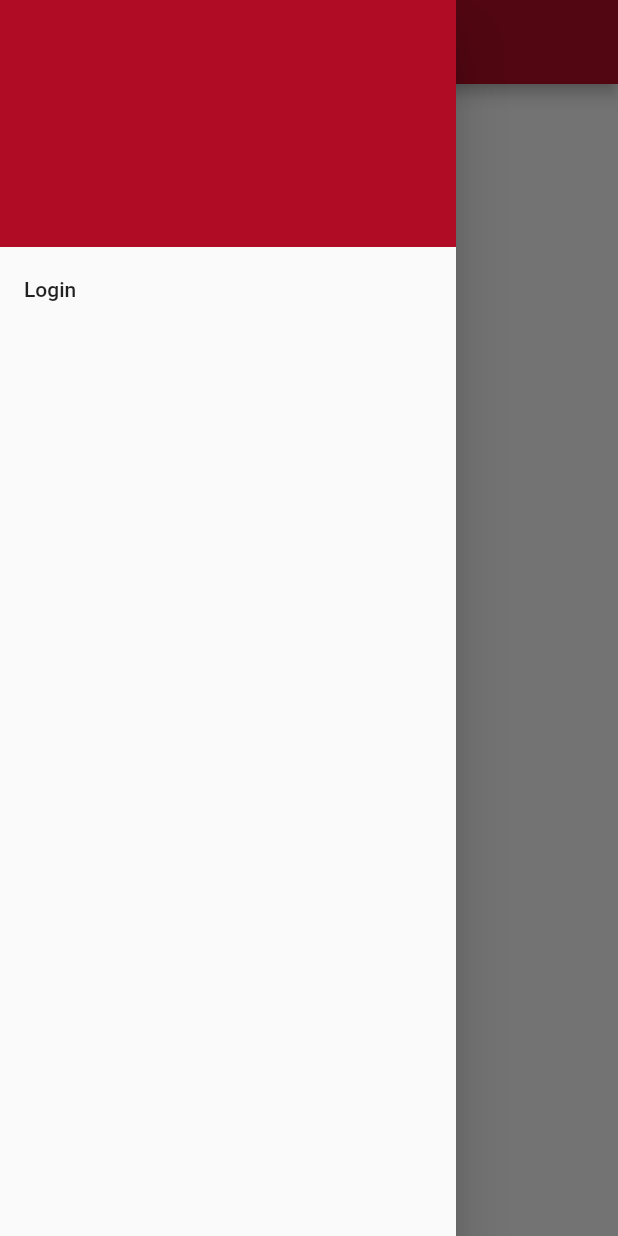
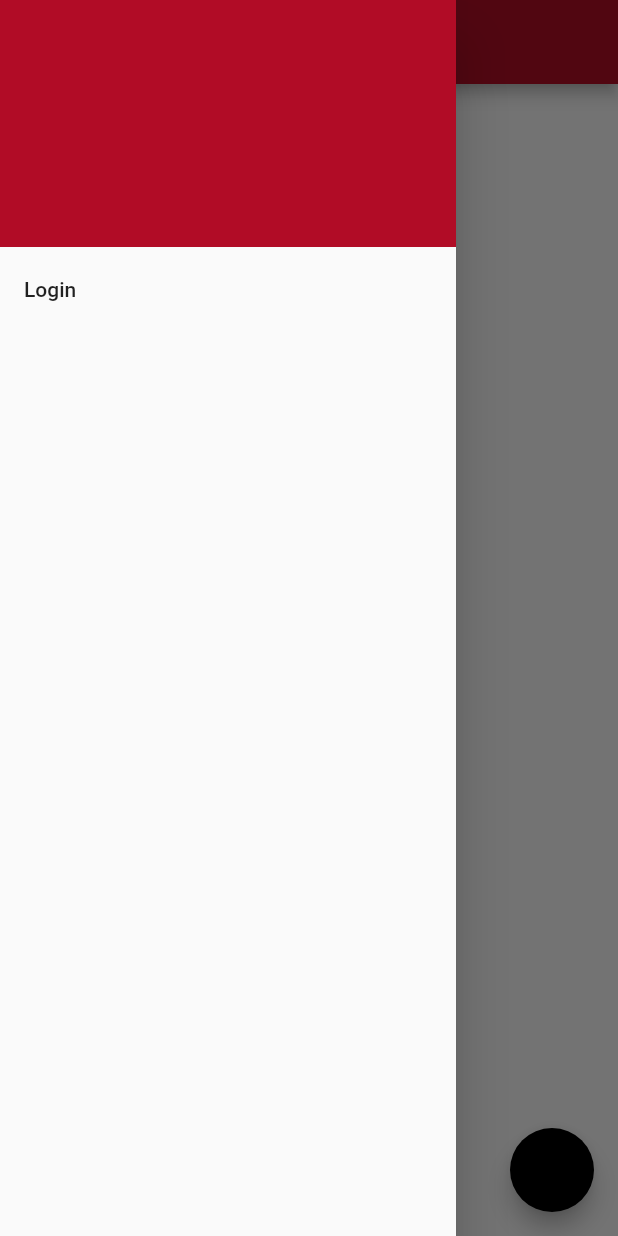
Before and after one commit to LibreUniTnApp/LibreUniTn, a Flutter app: the screen it shows after launch, with the side drawer open, on a phone screen of 412 x 824 dp. Run offline on Flutter 3.47's test engine with Material 2 defaults, Android fonts, the phone set to English and light mode, and no system bars; our stand-ins replace flutter_secure_storage; missing offline and left inert: dart_json_mapper, flutter_appauth.

Commit message:
Moved ClientProvider in WidgetsApp/MaterialApp builder, so it's easier to gather current locale

```diff
--- a/lib/main.dart
+++ b/lib/main.dart
@@ -44,8 +44,7 @@ class Application extends StatelessWidget {
   Widget build(BuildContext context) {
     /* final logger = Logger('App');
      * logger.finest(() => 'Building with theme $theme'); */
-    return ClientProvider(
-      child: MaterialApp(
+    return MaterialApp(
       title: 'LibreUniTn',
       theme: themes.lightTheme,
       localizationsDelegates: const [
@@ -57,8 +56,8 @@ class Application extends StatelessWidget {
         Locale('en', ''),
         Locale('it', '')
       ],
+      builder: (context, child) => ClientProvider(child: child),
       home: const Main()
-      )
     );
   }
 }
@@ -83,6 +82,8 @@ class Main extends StatelessWidget {
             ? Text(clientManager.client.runtimeType.toString())
             : const CircularProgressIndicator(),
       ),
-        drawer: const NavigationDrawer());
+      drawer: const NavigationDrawer(),
+      floatingActionButton: FloatingActionButton(onPressed: ()=>Navigator.push(context, MaterialPageRoute(builder: (context)=>const Main()))),
+    );
   }
 }
--- a/lib/providers/client/client_provider.dart
+++ b/lib/providers/client/client_provider.dart
@@ -1,10 +1,10 @@
 import 'package:flutter/foundation.dart' show Key;
 import 'package:flutter/widgets.dart'
-    show InheritedWidget, StatefulWidget, State, Widget, BuildContext;
+    show InheritedWidget, StatefulWidget, State, Widget, BuildContext, Container;
 import './client_manager.dart' show ClientManager;
 
 class ClientProvider extends StatefulWidget {
-  final Widget child;
+  final Widget? child;
 
   const ClientProvider({Key? key, required this.child})
       : super(key: key);
@@ -33,7 +33,7 @@ class _ClientProviderState extends State<ClientProvider> {
 
   @override
   Widget build(BuildContext context) => _ClientInherited(
-    child: widget.child,
+    child: widget.child ?? Container(),
     manager: _manager,
   );
 }
@@ -84,4 +84,6 @@ class _ClientInherited extends InheritedWidget {
       return (oldWasNull && !newIsNull) || (!oldWasNull && newIsNull);
     }
   }
+
+  //TODO: Change toDiagnosticsNode to return something other than a DiagnosticableTreeNode
 }
```
Also changed, not shown: lib/providers/language_provider.dart (deleted, +0 -62 lines). Lines whose indentation alone changed are shown as unchanged.
